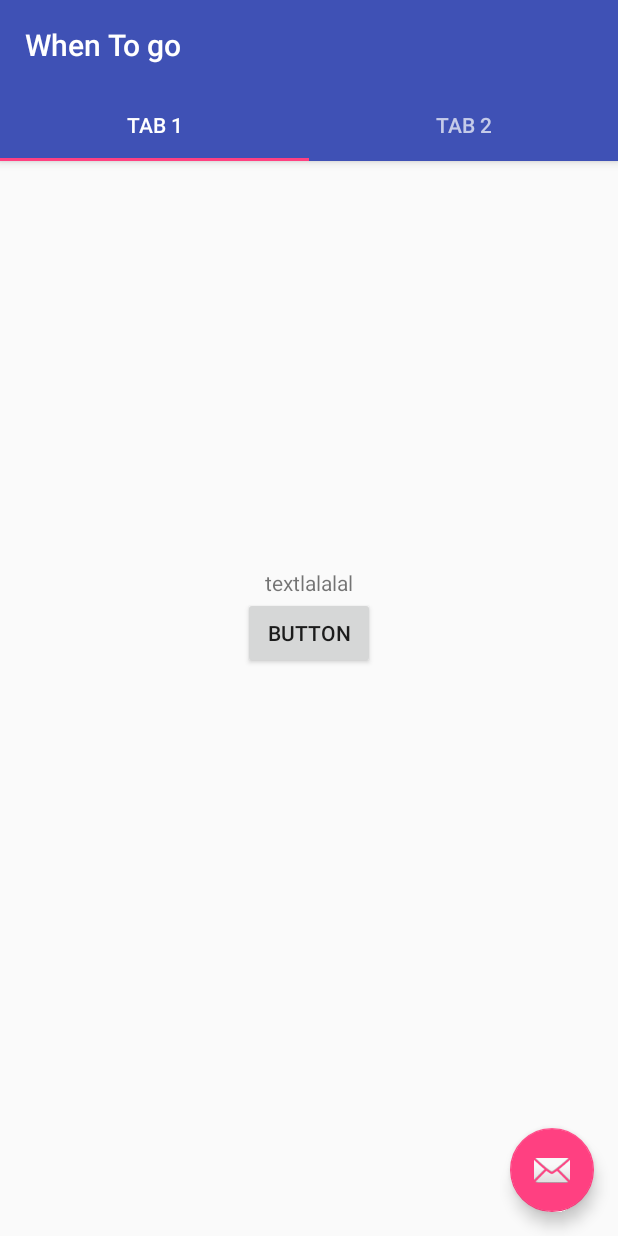
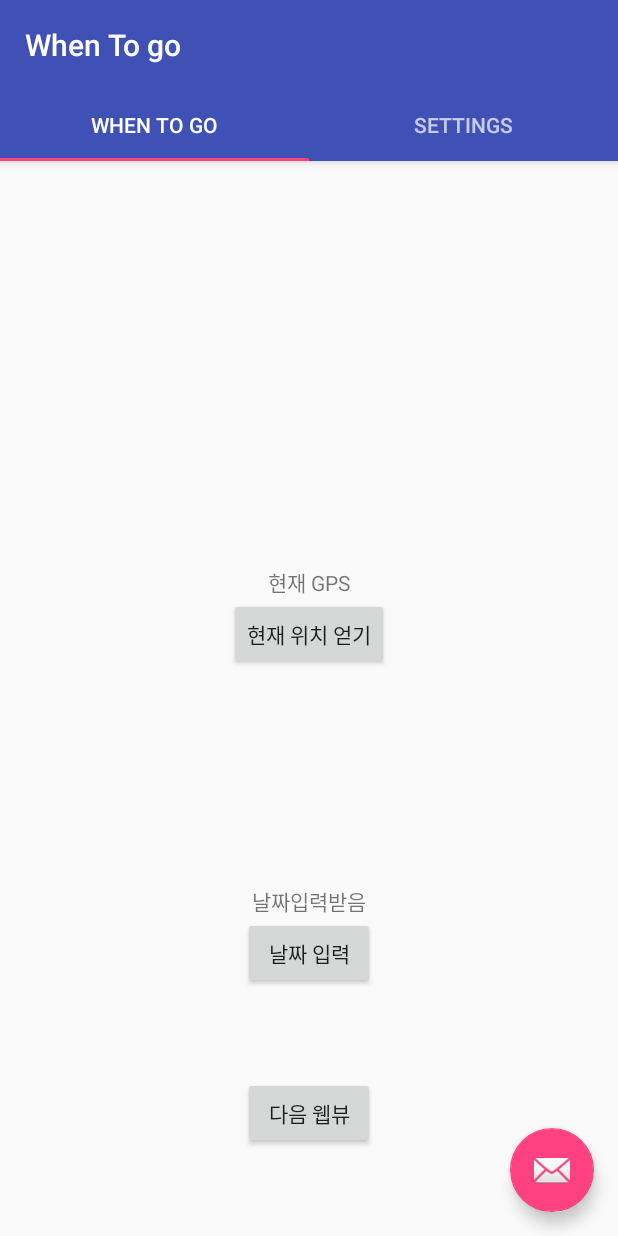
Before and after one commit to CrackerWeAre/whentogokt, an Android app: the screen it shows after launch once a user with an empty profile is signed in (SearchActivity), on a phone screen of 412 x 824 dp. Run offline under Robolectric (Android 15) with nearby library versions, the phone set to English and light mode, and no system bars; our stand-ins replace Firebase (no records; nobody signed in at launch, a user with empty details on screens opened directly); 1 statement that could not run was skipped.

```diff
--- a/app/src/main/java/com/example/whentogokt/SearchActivity.kt
+++ b/app/src/main/java/com/example/whentogokt/SearchActivity.kt
@@ -1,6 +1,7 @@
 package com.example.whentogokt
 
 import android.Manifest
+import android.app.DatePickerDialog
 import android.content.Context
 import android.content.DialogInterface
 import android.content.Intent
@@ -24,12 +25,16 @@ import com.example.whentogokt.ui.main.SectionsPagerAdapter
 import com.google.android.material.floatingactionbutton.FloatingActionButton
 import com.google.android.material.snackbar.Snackbar
 import com.google.android.material.tabs.TabLayout
+import android.app.DatePickerDialog.OnDateSetListener
+
 import java.io.IOException
 import java.util.*
 
 
 class SearchActivity : AppCompatActivity() {
     private var gpsTracker: GpsTracker? = null
+    private var textView_Date: TextView? = null
+    private var callbackMethod: DatePickerDialog.OnDateSetListener? = null
 
     var REQUIRED_PERMISSIONS = arrayOf<String>(
         Manifest.permission.ACCESS_FINE_LOCATION,
@@ -39,11 +44,25 @@ class SearchActivity : AppCompatActivity() {
     override fun onCreate(savedInstanceState: Bundle?) {
         super.onCreate(savedInstanceState)
         setContentView(R.layout.activity_search)
+
+        InitializeView()
+        InitializeListener()
+
+        val dateButton : Button = findViewById(R.id.button_date)
+
+        dateButton.setOnClickListener( View.OnClickListener {
+            // TODO : 현재 날짜를 입력 받음
+            val dialog = DatePickerDialog(this, callbackMethod, 2020, 1, 8)
+            dialog.show()
+        })
+
+        // 위치서비스 체크
         if (!checkLocationServicesStatus()) {
             showDialogForLocationServiceSetting()
         } else {
             checkRunTimePermission()
         }
+
         val sectionsPagerAdapter = SectionsPagerAdapter(this, supportFragmentManager)
         val viewPager: ViewPager = findViewById(R.id.view_pager)
         viewPager.adapter = sectionsPagerAdapter
@@ -56,6 +75,7 @@ class SearchActivity : AppCompatActivity() {
                 .setAction("Action", null).show()
         }
 
+        // GPS 정보 입력
         val textview_address = findViewById<View>(R.id.textview) as TextView
         val ShowLocationButton: Button = findViewById<View>(R.id.button) as Button
 
@@ -65,12 +85,6 @@ class SearchActivity : AppCompatActivity() {
             val longitude: Double = gpsTracker!!.getLongitude()
             val address = getCurrentAddress(latitude, longitude)
             textview_address.text = address
-            Toast.makeText(
-                this@SearchActivity,
-                "현재위치 \n위도 $latitude\n경도 $longitude",
-                Toast.LENGTH_LONG
-            ).show()
-
         })
     }
 
@@ -129,10 +143,12 @@ class SearchActivity : AppCompatActivity() {
             this@SearchActivity,
             Manifest.permission.ACCESS_COARSE_LOCATION
         )
+        // 2. 이미 퍼미션을 가지고 있다면
+        // ( 안드로이드 6.0 이하 버전은 런타임 퍼미션이 필요없기 때문에 이미 허용된 걸로 인식합니다.)
         if (hasFineLocationPermission == PackageManager.PERMISSION_GRANTED &&
             hasCoarseLocationPermission == PackageManager.PERMISSION_GRANTED
-        ) { // 2. 이미 퍼미션을 가지고 있다면
-// ( 안드로이드 6.0 이하 버전은 런타임 퍼미션이 필요없기 때문에 이미 허용된 걸로 인식합니다.)
+        ) {
+
         // 3.  위치 값을 가져올 수 있음
         } else { //2. 퍼미션 요청을 허용한 적이 없다면 퍼미션 요청이 필요합니다. 2가지 경우(3-1, 4-1)가 있습니다.
             // 3-1. 사용자가 퍼미션 거부를 한 적이 있는 경우에는
@@ -148,8 +164,10 @@ class SearchActivity : AppCompatActivity() {
                     this@SearchActivity, REQUIRED_PERMISSIONS,
                     PERMISSIONS_REQUEST_CODE
                 )
-            } else { // 4-1. 사용자가 퍼미션 거부를 한 적이 없는 경우에는 퍼미션 요청을 바로 합니다.
+                // 4-1. 사용자가 퍼미션 거부를 한 적이 없는 경우에는 퍼미션 요청을 바로 합니다.
                 // 요청 결과는 onRequestPermissionResult에서 수신됩니다.
+            } else {
+
                 ActivityCompat.requestPermissions(
                     this@SearchActivity, REQUIRED_PERMISSIONS,
                     PERMISSIONS_REQUEST_CODE
@@ -235,4 +253,16 @@ class SearchActivity : AppCompatActivity() {
         private const val GPS_ENABLE_REQUEST_CODE = 2001
         private const val PERMISSIONS_REQUEST_CODE = 100
     }
+
+    // Date Dialog Initialize
+    fun InitializeView() {
+        textView_Date = findViewById<View>(R.id.textview_date) as TextView
     }
+
+    fun InitializeListener() {
+        callbackMethod =
+            OnDateSetListener { view, year, monthOfYear, dayOfMonth ->
+                textView_Date!!.text = year.toString() + "년" + monthOfYear + "월" + dayOfMonth + "일"
+            }
+    }
+}
--- a/app/src/main/res/layout/activity_search.xml
+++ b/app/src/main/res/layout/activity_search.xml
@@ -53,17 +53,47 @@
             app:layout_constraintLeft_toLeftOf="parent"
             app:layout_constraintRight_toRightOf="parent"
             app:layout_constraintTop_toTopOf="parent"
-            android:text="textlalalal"/>
+            android:text="현재 GPS"/>
 
         <Button
             android:id="@+id/button"
             android:layout_width="wrap_content"
             android:layout_height="wrap_content"
-            android:text="Button"
+            android:text="현재 위치 얻기"
             app:layout_constraintBottom_toBottomOf="parent"
             app:layout_constraintLeft_toLeftOf="parent"
             app:layout_constraintRight_toRightOf="parent"
             app:layout_constraintTop_toBottomOf="@+id/textview" />
+
+        <TextView
+            android:id="@+id/textview_date"
+            android:layout_width="wrap_content"
+            android:layout_height="wrap_content"
+            app:layout_constraintVertical_chainStyle="packed"
+            app:layout_constraintBottom_toTopOf="@+id/button_date"
+            app:layout_constraintLeft_toLeftOf="parent"
+            app:layout_constraintRight_toRightOf="parent"
+            android:text="날짜입력받음"/>
+
+        <Button
+            android:id="@+id/button_date"
+            android:layout_width="wrap_content"
+            android:layout_height="wrap_content"
+            android:text="날짜 입력"
+            app:layout_constraintBottom_toBottomOf="parent"
+            app:layout_constraintLeft_toLeftOf="parent"
+            app:layout_constraintRight_toRightOf="parent"
+            app:layout_constraintTop_toBottomOf="@+id/button" />
+
+        <Button
+            android:id="@+id/webview_daum"
+            android:layout_width="wrap_content"
+            android:layout_height="wrap_content"
+            android:text="다음 웹뷰"
+            app:layout_constraintBottom_toBottomOf="parent"
+            app:layout_constraintLeft_toLeftOf="parent"
+            app:layout_constraintRight_toRightOf="parent"
+            app:layout_constraintTop_toBottomOf="@+id/button_date" />
 
     </androidx.constraintlayout.widget.ConstraintLayout>
 
--- a/app/src/main/res/values/strings.xml
+++ b/app/src/main/res/values/strings.xml
@@ -106,6 +106,6 @@
 
     <string name="error_sign_in_failed">Sign in failed, see logs for details.</string>
     <string name="title_activity_search">SearchActivity</string>
-    <string name="tab_text_1">Tab 1</string>
-    <string name="tab_text_2">Tab 2</string>
+    <string name="tab_text_1">When to go</string>
+    <string name="tab_text_2">Settings</string>
 </resources>
```
Also changed, not shown: app/src/main/java/com/example/whentogokt/DatePickerDialog.kt (deleted, +0 -36 lines), app/src/main/java/com/example/whentogokt/SearchAddress.kt (added, +54 -0 lines), app/src/main/res/layout/activity_address.xml (added, +24 -0 lines), app/src/main/res/layout/activity_date.xml (deleted, +0 -24 lines). Lines whose indentation alone changed are shown as unchanged.
